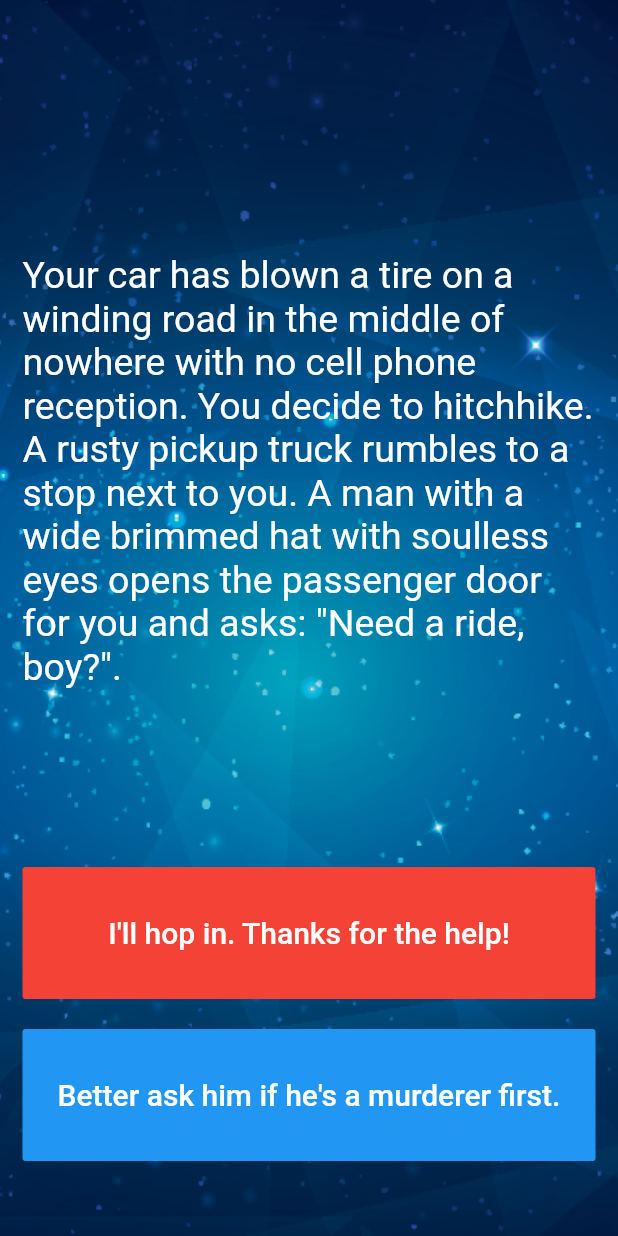
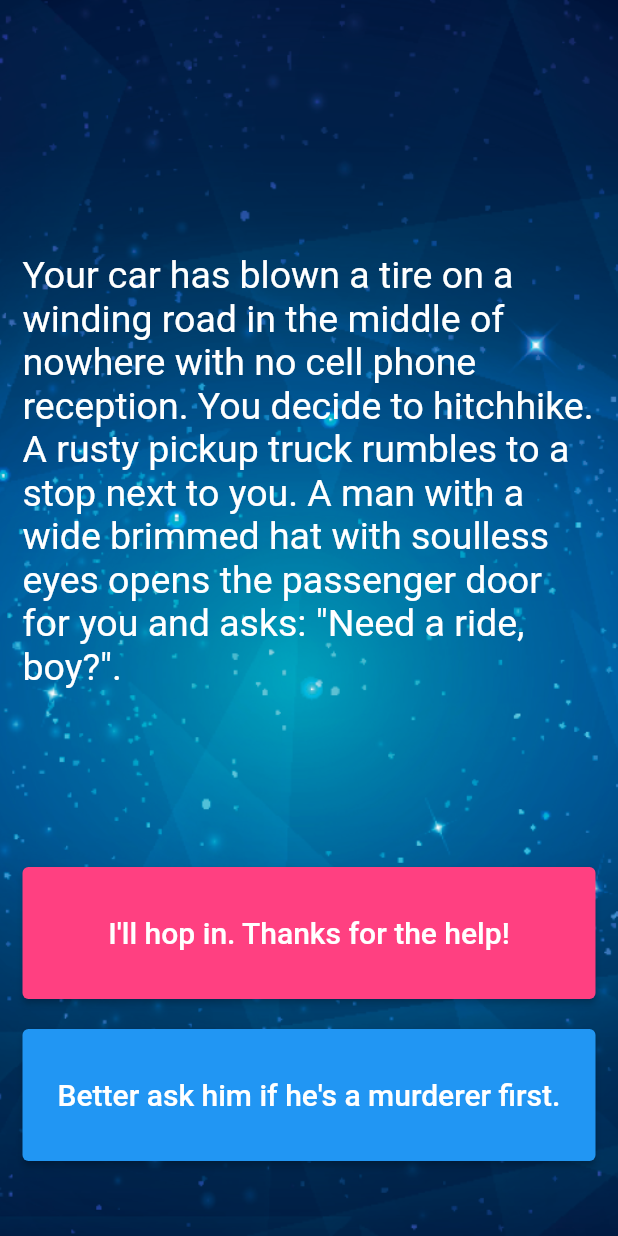
Before and after one commit to halitmesut/destiny_story_app, a Flutter app: the screen it shows after launch, on a phone screen of 412 x 824 dp. Run offline on Flutter 3.47's test engine with Material 2 defaults, Android fonts, the phone set to English and light mode, and no system bars.

Commit message:
flatbuttons changed to elevatedbuttons

```diff
--- a/lib/main.dart
+++ b/lib/main.dart
@@ -48,13 +48,16 @@ class _StoryPageState extends State<StoryPage> {
               ),
               Expanded(
                 flex: 2,
-                child: FlatButton(
+                child: ElevatedButton(
                   onPressed: () {
                     setState(() {
                       storyBrain.nextStory(1);
                     });
                   },
-                  color: Colors.red,
+                  style: ButtonStyle(
+                    backgroundColor:
+                        MaterialStateProperty.all<Color>(Colors.pinkAccent),
+                  ),
                   child: Text(
                     storyBrain.getChoice1(),
                     style: TextStyle(
@@ -70,13 +73,16 @@ class _StoryPageState extends State<StoryPage> {
                 flex: 2,
                 child: Visibility(
                   visible: storyBrain.buttonShouldBeVisible(),
-                  child: FlatButton(
+                  child: ElevatedButton(
                     onPressed: () {
                       setState(() {
                         storyBrain.nextStory(2);
                       });
                     },
-                    color: Colors.blue,
+                    style: ButtonStyle(
+                      backgroundColor:
+                          MaterialStateProperty.all<Color>(Colors.blue),
+                    ),
                     child: Text(
                       storyBrain.getChoice2(),
                       style: TextStyle(
```
